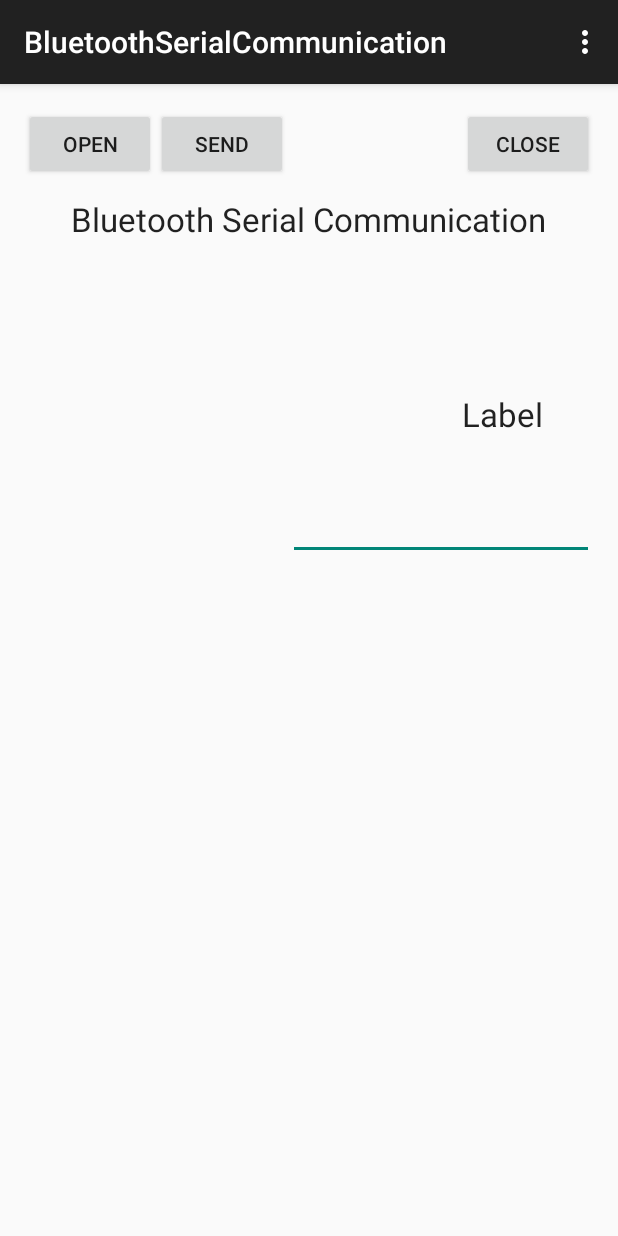
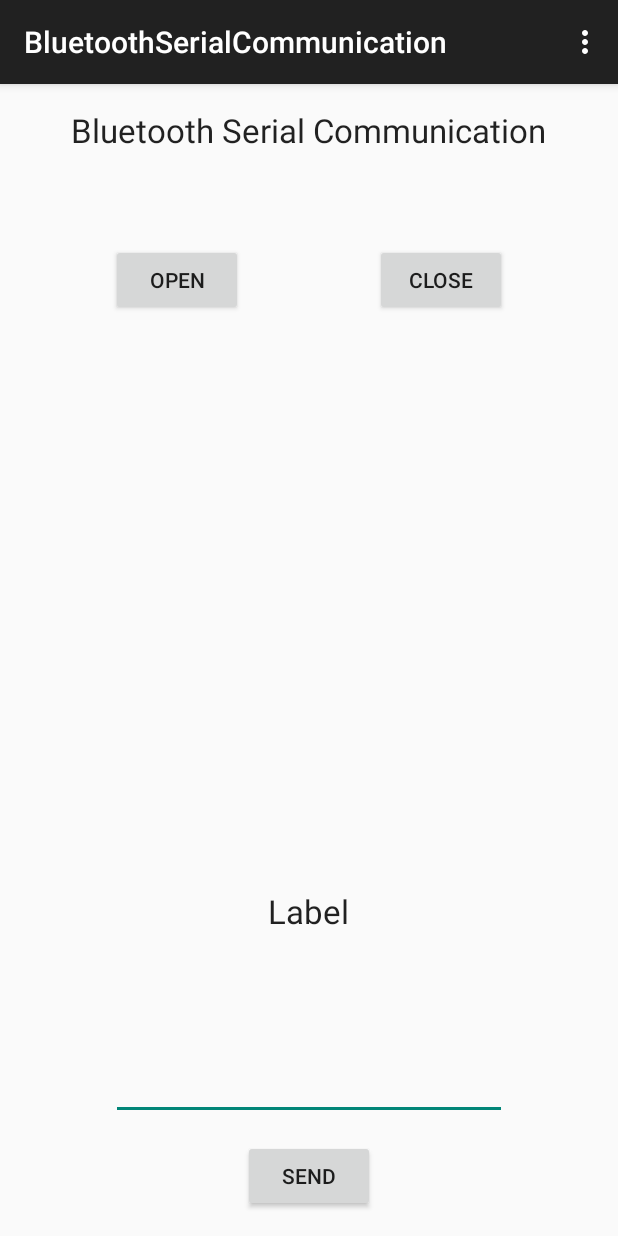
Before and after one commit to dclaassen/Overwatch, an Android app: the BluetoothSerialCommunication screen opened directly, with no data from a screen before it, on a phone screen of 412 x 824 dp. Run offline under Robolectric (Android 15) with nearby library versions, the phone set to English and light mode, and no system bars.

Commit message:
Added  bluetooth controller activity and modified main activity accordingly. Has capability to serially communicate or via the remote control

```diff
--- a/app/src/main/java/com/wichita/overwatch/overwatch/BluetoothSerialCommunication.java
+++ b/app/src/main/java/com/wichita/overwatch/overwatch/BluetoothSerialCommunication.java
@@ -21,6 +21,7 @@ import java.io.OutputStream;
 import java.util.Set;
 import java.util.UUID;
 
+
 public class BluetoothSerialCommunication extends AppCompatActivity {
 
     TextView myLabel;
@@ -28,12 +29,11 @@ public class BluetoothSerialCommunication extends AppCompatActivity {
     BluetoothAdapter mBluetoothAdapter;
     BluetoothSocket mmSocket;
     BluetoothDevice mmDevice;
-    OutputStream mmOutputStream;
-    InputStream mmInputStream;
+    static OutputStream mmOutputStream;//might screw things up
+    static InputStream mmInputStream;
     Thread workerThread;
     byte[] readBuffer;
     int readBufferPosition;
-    int counter;
     volatile boolean stopWorker;
 
     @Override
@@ -52,9 +52,10 @@ public class BluetoothSerialCommunication extends AppCompatActivity {
                 try {
                     findBT();
                     openBT();
-
                 }
-                catch (IOException ex) { }
+                catch (IOException ex) {
+                    showMessage("openButton.setOnClickListener ERROR");
+                }
             }
         });
 
@@ -64,7 +65,9 @@ public class BluetoothSerialCommunication extends AppCompatActivity {
                 try {
                     closeBT();
                 }
-                catch (IOException ex) { }
+                catch (IOException ex) {
+                    showMessage("closeButton.setOnClickListener ERROR");
+                }
             }
         });
 
@@ -118,6 +121,7 @@ public class BluetoothSerialCommunication extends AppCompatActivity {
     void beginListenForData() {
         final Handler handler = new Handler();
         final byte delimiter = 10; //This is the ASCII code for a newline character
+
 
         stopWorker = false;
         readBufferPosition = 0;
--- a/app/src/main/res/layout/activity_bluetooth_serial_communication.xml
+++ b/app/src/main/res/layout/activity_bluetooth_serial_communication.xml
@@ -14,35 +14,34 @@
         android:text="@string/bluetoothSerialCommunicationText"
         android:id="@+id/bluetoothSerialCommunicationText"
         android:layout_alignParentTop="true"
-        android:layout_centerHorizontal="true"
-        android:layout_marginTop="59dp" />
+        android:layout_centerHorizontal="true" />
 
     <Button
         android:layout_width="wrap_content"
         android:layout_height="wrap_content"
         android:text="@string/open"
         android:id="@+id/open"
-        android:layout_alignParentTop="true"
-        android:layout_alignParentLeft="true"
-        android:layout_alignParentStart="true" />
+        android:layout_marginTop="61dp"
+        android:layout_below="@+id/bluetoothSerialCommunicationText"
+        android:layout_toLeftOf="@+id/send"
+        android:layout_toStartOf="@+id/send" />
 
     <Button
         android:layout_width="wrap_content"
         android:layout_height="wrap_content"
         android:text="@string/send"
         android:id="@+id/send"
-        android:layout_alignParentTop="true"
-        android:layout_toRightOf="@+id/open"
-        android:layout_toEndOf="@+id/open" />
+        android:layout_alignParentBottom="true"
+        android:layout_centerHorizontal="true" />
 
     <Button
         android:layout_width="wrap_content"
         android:layout_height="wrap_content"
         android:text="Close"
         android:id="@+id/close"
-        android:layout_alignParentTop="true"
-        android:layout_alignParentRight="true"
-        android:layout_alignParentEnd="true" />
+        android:layout_alignTop="@+id/open"
+        android:layout_toRightOf="@+id/send"
+        android:layout_toEndOf="@+id/send" />
 
     <TextView
         android:layout_width="wrap_content"
@@ -50,20 +49,19 @@
         android:textAppearance="?android:attr/textAppearanceLarge"
         android:text="@string/label"
         android:id="@+id/label"
-        android:layout_marginTop="141dp"
-        android:layout_below="@+id/close"
-        android:layout_alignLeft="@+id/close"
-        android:layout_alignStart="@+id/close" />
+        android:layout_marginBottom="79dp"
+        android:layout_above="@+id/entry"
+        android:layout_centerHorizontal="true" />
 
     <EditText
         android:layout_width="wrap_content"
         android:layout_height="wrap_content"
         android:id="@+id/entry"
-        android:layout_below="@+id/label"
-        android:layout_marginTop="37dp"
+        android:inputType="text"
+        android:layout_alignParentBottom="true"
+        android:layout_marginBottom="61dp"
         android:layout_alignRight="@+id/close"
         android:layout_alignEnd="@+id/close"
-        android:layout_toRightOf="@+id/send"
-        android:layout_toEndOf="@+id/send"
-        android:inputType="text" />
+        android:layout_alignLeft="@+id/open"
+        android:layout_alignStart="@+id/open" />
 </RelativeLayout>
```
Also changed, not shown: app/src/main/AndroidManifest.xml (+12 -1 lines), app/src/main/java/com/wichita/overwatch/overwatch/BluetoothRemoteControl.java (added, +129 -0 lines), app/src/main/java/com/wichita/overwatch/overwatch/MainActivity.java (+14 -1 lines), app/src/main/res/layout/activity_bluetooth_remote_control.xml (added, +86 -0 lines), app/src/main/res/layout/activity_main.xml (+6 -6 lines), app/src/main/res/menu/menu_bluetooth_remote_control.xml (added, +7 -0 lines), app/src/main/res/values/strings.xml (+10 -0 lines).
